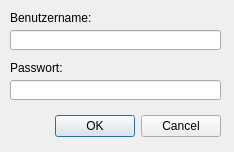
Before: the Qt Designer form ui/LoginDialog.ui in floriandotorg/bumm, drawn with Qt 5.
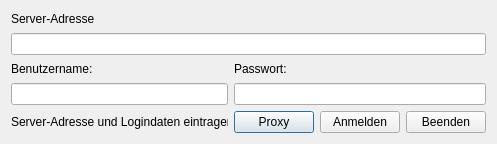
After: the same form once the commit is applied.

Commit message: Codestyle: Regel für Slots hinzugefügt LoginDialog fertig gestellt MainWindow angepasst Settings Klasse hinzugrfügt

```diff
--- a/ui/LoginDialog.ui
+++ b/ui/LoginDialog.ui
@@ -5,78 +5,89 @@
    <rect>
     <x>0</x>
     <y>0</y>
-    <width>234</width>
-    <height>152</height>
+    <width>497</width>
+    <height>144</height>
    </rect>
   </property>
+  <property name="minimumSize" >
+   <size>
+    <width>497</width>
+    <height>144</height>
+   </size>
+  </property>
+  <property name="maximumSize" >
+   <size>
+    <width>16777215</width>
+    <height>144</height>
+   </size>
+  </property>
   <property name="windowTitle" >
    <string>Dialog</string>
   </property>
-  <widget class="QDialogButtonBox" name="_button_box" >
-   <property name="geometry" >
-    <rect>
-     <x>10</x>
-     <y>110</y>
-     <width>211</width>
-     <height>32</height>
-    </rect>
-   </property>
-   <property name="orientation" >
-    <enum>Qt::Horizontal</enum>
-   </property>
-   <property name="standardButtons" >
-    <set>QDialogButtonBox::Cancel|QDialogButtonBox::Ok</set>
-   </property>
-  </widget>
-  <widget class="QLineEdit" name="_username" >
-   <property name="geometry" >
-    <rect>
-     <x>10</x>
-     <y>30</y>
-     <width>211</width>
-     <height>20</height>
-    </rect>
-   </property>
-  </widget>
+  <layout class="QGridLayout" name="gridLayout" >
+   <item row="0" column="0" >
+    <widget class="QLabel" name="_lbl_server_address" >
+     <property name="text" >
+      <string>Server-Adresse</string>
+     </property>
+    </widget>
+   </item>
+   <item row="1" column="0" colspan="4" >
+    <widget class="QLineEdit" name="_server_address" />
+   </item>
+   <item row="2" column="0" >
+    <widget class="QLabel" name="_lbl_username" >
+     <property name="text" >
+      <string>Benutzername:</string>
+     </property>
+    </widget>
+   </item>
+   <item row="2" column="1" colspan="2" >
+    <widget class="QLabel" name="_lbl_passwd" >
+     <property name="text" >
+      <string>Passwort:</string>
+     </property>
+    </widget>
+   </item>
+   <item row="3" column="0" >
+    <widget class="QLineEdit" name="_username" />
+   </item>
+   <item row="3" column="1" colspan="3" >
   <widget class="QLineEdit" name="_passwd" >
-   <property name="geometry" >
-    <rect>
-     <x>10</x>
-     <y>80</y>
-     <width>211</width>
-     <height>20</height>
-    </rect>
-   </property>
    <property name="echoMode" >
     <enum>QLineEdit::Password</enum>
    </property>
   </widget>
-  <widget class="QLabel" name="label" >
-   <property name="geometry" >
-    <rect>
-     <x>10</x>
-     <y>10</y>
-     <width>81</width>
-     <height>16</height>
-    </rect>
-   </property>
+   </item>
+   <item row="4" column="0" >
+    <widget class="QLabel" name="_lbl_status" >
+     <property name="text" >
+      <string>Server-Adresse und Logindaten eintragen</string>
+     </property>
+    </widget>
+   </item>
+   <item row="4" column="1" >
+    <widget class="QPushButton" name="_proxy_button" >
    <property name="text" >
-    <string>Benutzername:</string>
-   </property>
-  </widget>
-  <widget class="QLabel" name="label_2" >
-   <property name="geometry" >
-    <rect>
-     <x>10</x>
-     <y>60</y>
-     <width>81</width>
-     <height>16</height>
-    </rect>
-   </property>
+      <string>Proxy</string>
+     </property>
+    </widget>
+   </item>
+   <item row="4" column="2" >
+    <widget class="QPushButton" name="_login_button" >
+     <property name="text" >
+      <string>Anmelden</string>
+     </property>
+    </widget>
+   </item>
+   <item row="4" column="3" >
+    <widget class="QPushButton" name="_quit_button" >
    <property name="text" >
-    <string>Passwort:</string>
-   </property>
-  </widget>
+      <string>Beenden</string>
+     </property>
+    </widget>
+   </item>
+  </layout>
  </widget>
  <resources/>
  <connections>
```
Left out of the diff: 30 changed lines with no effect on the pictures. Lines whose indentation alone changed are shown as unchanged. The commit also changes 6 other files.
